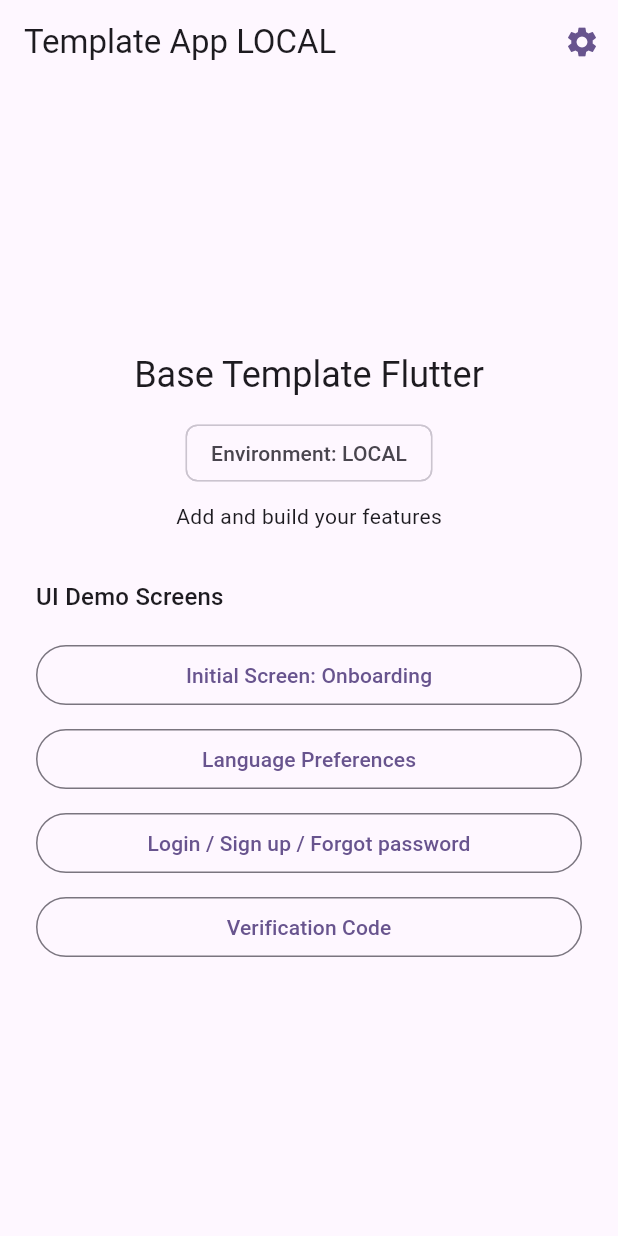
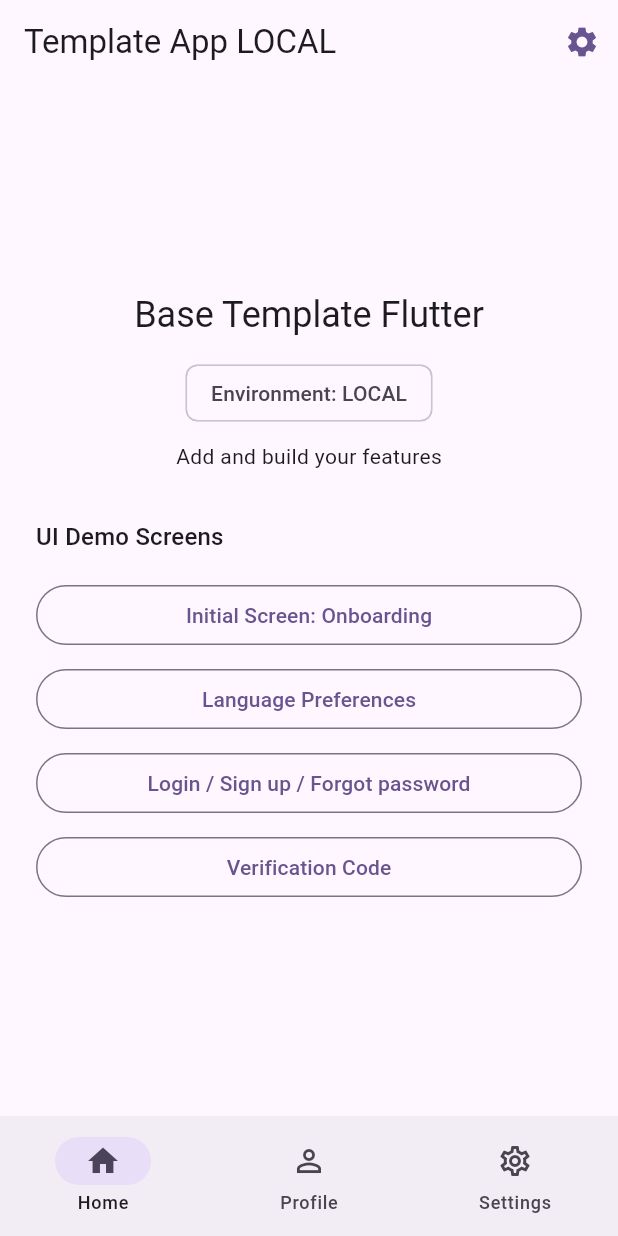
Before and after one commit to leonardo5456/flutter-template, a Flutter app: the LoginPage screen opened by its route, after a tap on the "arrow back" icon, on a phone screen of 412 x 824 dp. Run offline on Flutter 3.47's test engine with Material 3 defaults, Android fonts, the phone set to English and light mode, and no system bars; our stand-ins replace shared_preferences; accounts and stored records are empty.

Commit message:
NavBar Added and other features added

```diff
--- a/lib/app.dart
+++ b/lib/app.dart
@@ -22,7 +22,8 @@ class MyApp extends StatelessWidget {
             theme: AppTheme.light(seed),
             darkTheme: AppTheme.dark(seed),
             onGenerateRoute: AppRouter.onGenerateRoute,
-            initialRoute: AppRoutes.home,
+            // initialRoute: AppRoutes.home,
+            initialRoute: AppRoutes.splash,
           );
         },
       ),
--- a/lib/core/router/app_router.dart
+++ b/lib/core/router/app_router.dart
@@ -8,14 +8,13 @@ import '../../features/auth/presentation/pages/login_page.dart';
 import '../../features/auth/presentation/pages/signup_page.dart';
 import '../../features/auth/presentation/pages/forgot_password_page.dart';
 import '../../features/auth/presentation/pages/verification_code_page.dart';
+import '../../features/home/presentation/pages/home_shell_page.dart';
 
 class AppRoutes {
   static const String home = '/';
   static const String settings = '/settings';
-
   static const String onboarding = '/onboarding';
   static const String language = '/language';
-
   static const String login = '/login';
   static const String signup = '/signup';
   static const String forgotPassword = '/forgot-password';
@@ -29,7 +28,8 @@ class AppRouter {
   static Route<dynamic> onGenerateRoute(RouteSettings settings) {
     switch (settings.name) {
       case AppRoutes.home:
-        return MaterialPageRoute(builder: (_) => const HomePage());
+        // return MaterialPageRoute(builder: (_) => const HomePage());
+        return MaterialPageRoute(builder: (_) => const HomeShellPage());
       case AppRoutes.settings:
         return MaterialPageRoute(builder: (_) => const SettingsPage());
       case AppRoutes.onboarding:
--- /dev/null
+++ b/lib/features/home/presentation/pages/home_shell_page.dart
@@ -0,0 +1,60 @@
+import 'package:flutter/material.dart';
+
+import 'home_page.dart';
+import '../../../../features/profile/presentation/pages/profile_page.dart';
+import '../../../../features/settings/presentation/pages/settings_page.dart';
+
+class HomeShellPage extends StatefulWidget {
+  const HomeShellPage({super.key});
+
+  @override
+  State<HomeShellPage> createState() => _HomeShellPageState();
+}
+
+class _HomeShellPageState extends State<HomeShellPage> {
+  int _currentIndex = 0;
+
+  // Tus tabs principales
+  final _pages = const [
+    HomePage(),
+    ProfilePage(),
+    SettingsPage(),
+  ];
+
+  @override
+  Widget build(BuildContext context) {
+    return Scaffold(
+      // El body cambia según la pestaña seleccionada
+      body: IndexedStack(
+        index: _currentIndex,
+        children: _pages,
+      ),
+
+      bottomNavigationBar: NavigationBar(
+        selectedIndex: _currentIndex,
+        onDestinationSelected: (index) {
+          setState(() {
+            _currentIndex = index;
+          });
+        },
+        destinations: const [
+          NavigationDestination(
+            icon: Icon(Icons.home_outlined),
+            selectedIcon: Icon(Icons.home),
+            label: 'Home',
+          ),
+          NavigationDestination(
+            icon: Icon(Icons.person_outline),
+            selectedIcon: Icon(Icons.person),
+            label: 'Profile',
+          ),
+          NavigationDestination(
+            icon: Icon(Icons.settings_outlined),
+            selectedIcon: Icon(Icons.settings),
+            label: 'Settings',
+          ),
+        ],
+      ),
+    );
+  }
+}
--- a/lib/features/splash/presentation/pages/splash_page.dart
+++ b/lib/features/splash/presentation/pages/splash_page.dart
@@ -19,7 +19,7 @@ class _SplashPageState extends State<SplashPage> {
 
   Future<void> _decideNavigation() async {
     await Future.delayed(const Duration(seconds: 2));
-    // Aquí podrías leer si el usuario está logueado
+
     final seenOnboarding =
         SharedPrefsService.getBool('seen_onboarding') ?? false;
 
```
Also changed, not shown: lib/features/onboarding/presentation/pages/onboarding_page.dart (+22 -4 lines).
